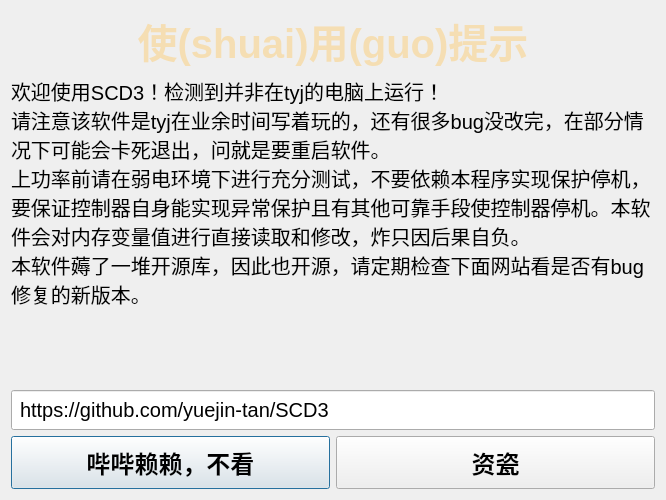
Before: the Qt Designer form authwin.ui in yuejin-tan/SCD3, drawn with Qt 5.
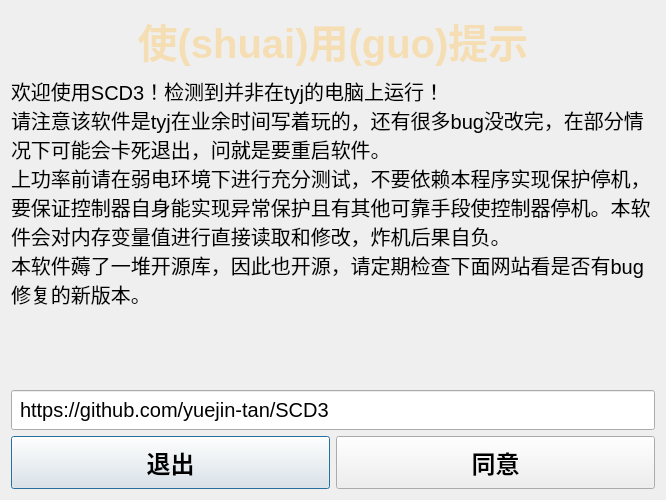
After: the same form once the commit is applied.

Patch:
```diff
--- a/authwin.ui
+++ b/authwin.ui
@@ -44,7 +44,7 @@
      <property name="text">
       <string>欢迎使用SCD3！检测到并非在tyj的电脑上运行！
 请注意该软件是tyj在业余时间写着玩的，还有很多bug没改完，在部分情况下可能会卡死退出，问就是要重启软件。
-上功率前请在弱电环境下进行充分测试，不要依赖本程序实现保护停机，要保证控制器自身能实现异常保护且有其他可靠手段使控制器停机。本软件会对内存变量值进行直接读取和修改，炸只因后果自负。
+上功率前请在弱电环境下进行充分测试，不要依赖本程序实现保护停机，要保证控制器自身能实现异常保护且有其他可靠手段使控制器停机。本软件会对内存变量值进行直接读取和修改，炸机后果自负。
 本软件薅了一堆开源库，因此也开源，请定期检查下面网站看是否有bug修复的新版本。</string>
      </property>
      <property name="alignment">
@@ -88,7 +88,7 @@
         <string notr="true">font: bold 24px; padding: 8px;</string>
        </property>
        <property name="text">
-        <string>哔哔赖赖，不看</string>
+        <string>退出</string>
        </property>
       </widget>
      </item>
@@ -104,7 +104,7 @@
         <string notr="true">font: bold 24px; padding: 8px;</string>
        </property>
        <property name="text">
-        <string>资瓷</string>
+        <string>同意</string>
        </property>
       </widget>
      </item>
```
